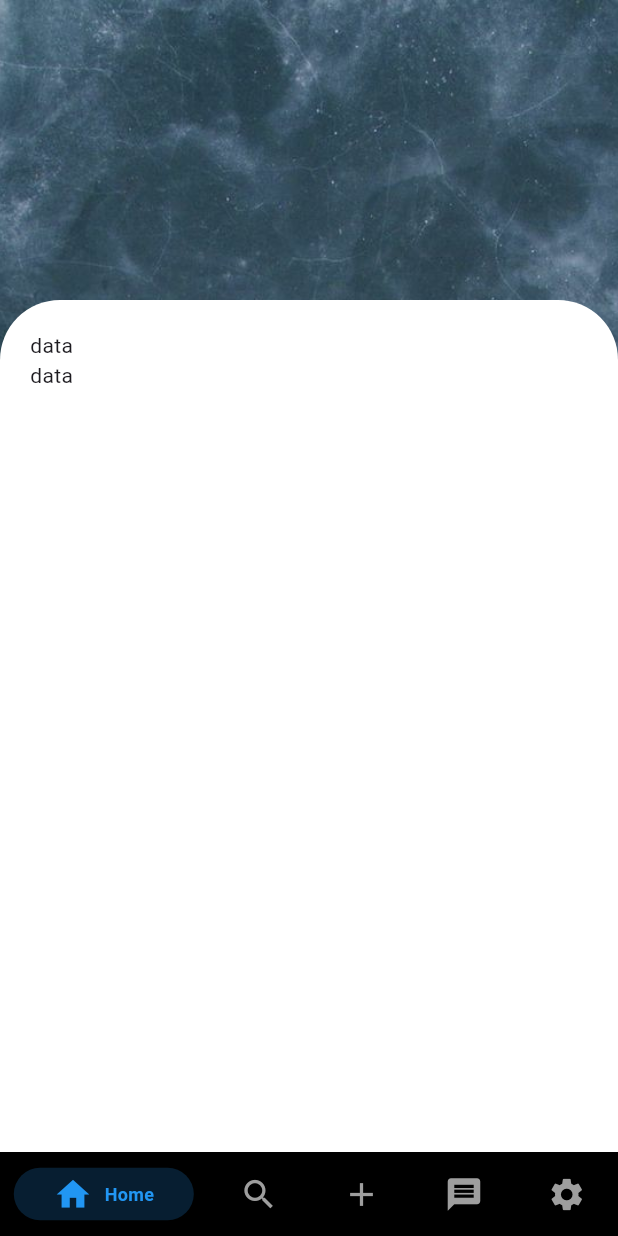
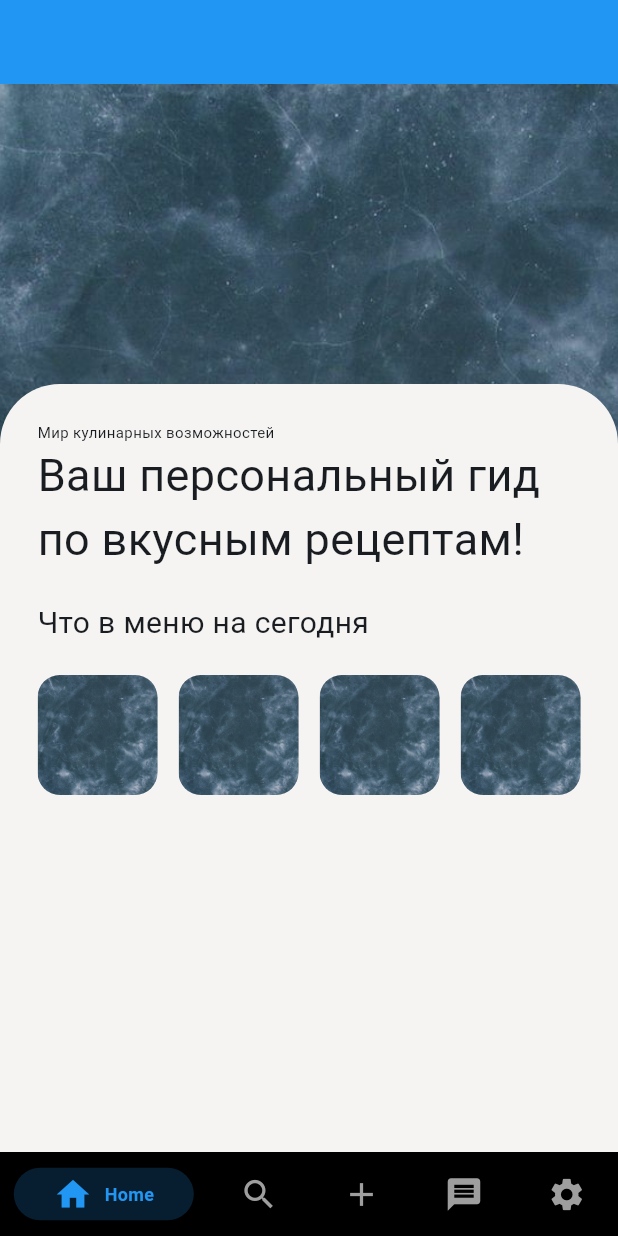
Before and after one commit to DKS170/recipe, a Flutter app: the screen it shows after launch, on a phone screen of 412 x 824 dp. Run offline on Flutter 3.47's test engine with Material 2 defaults, Android fonts, the phone set to English and light mode, and no system bars; drawn by our look-alikes of persistent_bottom_nav_bar; our stand-ins replace dio.

Commit message:
theme and style added

```diff
--- a/lib/app.dart
+++ b/lib/app.dart
@@ -2,6 +2,25 @@ import 'package:flutter/material.dart';
 import 'package:persistent_bottom_nav_bar/persistent_tab_view.dart';
 import 'package:recipe/home.dart';
 import 'package:recipe/search.dart';
+import 'package:recipe/styles/theme_style.dart';
+import 'package:provider/provider.dart';
+
+import 'providers/app_provider.dart';
+
+class App extends StatelessWidget {
+  const App({super.key});
+
+  @override
+  Widget build(BuildContext context) {
+    return MaterialApp(
+      theme: lightTheme,
+      darkTheme: darkTheme,
+      themeMode: context.watch<AppProvider>().themeMode,
+      title: 'Flutter Demo',
+      home: const MyHomePage(title: 'Flutter Demo Home Page'),
+    );
+  }
+}
 
 class MyHomePage extends StatefulWidget {
   const MyHomePage({super.key, required this.title});
--- a/lib/home.dart
+++ b/lib/home.dart
@@ -1,25 +1,17 @@
 import 'package:flutter/material.dart';
 
-import 'widgets/big_text.dart';
-
-class Home extends StatefulWidget {
-  const Home({super.key});
-
-  @override
-  State<Home> createState() => _HomeState();
-}
-
-class _HomeState extends State<Home> {
+class Home extends StatelessWidget {
+  const Home({Key? key}) : super(key: key);
   @override
   Widget build(BuildContext context) {
     return Scaffold(
+      appBar: AppBar(),
       body: SingleChildScrollView(
         child: Column(
           children: [
-            Positioned(
-              left: 0,
-              right: 0,
-              child: Container(
+            Stack(
+              children: [
+                Container(
                   width: double.maxFinite,
                   height: 1000,
                   decoration: const BoxDecoration(
@@ -28,34 +20,71 @@ class _HomeState extends State<Home> {
                       fit: BoxFit.cover,
                     ),
                   ),
+                ),
+                Positioned(
+                  top: 200,
+                  left: 0,
+                  right: 0,
+                  child: Container(
+                    height: 800,
+                    padding: EdgeInsets.all(25),
+                    decoration: BoxDecoration(
+                      color: Theme.of(context).colorScheme.onBackground,
+                      borderRadius: BorderRadius.circular(40),
+                    ),
                     child: Column(
                       crossAxisAlignment: CrossAxisAlignment.start,
                       children: [
-                    Padding(
-                      padding: EdgeInsets.only(top: 200),
-                      child: Container(
-                        width: double.maxFinite,
-                        height: 800,
-                        decoration: BoxDecoration(
-                            borderRadius: BorderRadius.circular(40),
-                            color: const Color.fromRGBO(255, 255, 255, 1)),
-                        child: Column(
-                          mainAxisAlignment: MainAxisAlignment.start,
-                          crossAxisAlignment: CrossAxisAlignment.start,
+                        Text(
+                          'Мир кулинарных возможностей',
+                          style: TextStyle(
+                            fontSize: 10,
+                          ),
+                        ),
+                        Text(
+                          'Ваш персональный гид по вкусным рецептам!',
+                          style: TextStyle(fontSize: 30),
+                        ),
+                        const SizedBox(height: 20),
+                        Text(
+                          'Что в меню на сегодня',
+                          style: TextStyle(fontSize: 20),
+                        ),
+                        const SizedBox(height: 20),
+                        Row(
+                          mainAxisAlignment: MainAxisAlignment.spaceBetween,
                           children: [
-                            Padding(
-                              padding: EdgeInsets.all(20),
-                              child: Column(
-                                children: [Text('data'), Text('data')],
+                            RoundedImageButton(
+                              imagePath: 'assets/images/home.png',
+                              onPressed: () {
+                                // Действие при нажатии на кнопку 1
+                              },
                             ),
-                            )
+                            RoundedImageButton(
+                              imagePath: 'assets/images/home.png',
+                              onPressed: () {
+                                // Действие при нажатии на кнопку 2
+                              },
+                            ),
+                            RoundedImageButton(
+                              imagePath: 'assets/images/home.png',
+                              onPressed: () {
+                                // Действие при нажатии на кнопку 3
+                              },
+                            ),
+                            RoundedImageButton(
+                              imagePath: 'assets/images/home.png',
+                              onPressed: () {
+                                // Действие при нажатии на кнопку 4
+                              },
+                            ),
+                          ],
+                        ),
                       ],
                     ),
                   ),
-                    )
+                ),
               ],
-                ),
-              ),
             ),
           ],
         ),
@@ -63,3 +92,36 @@ class _HomeState extends State<Home> {
     );
   }
 }
+
+class RoundedImageButton extends StatelessWidget {
+  final String imagePath;
+  final VoidCallback onPressed;
+
+  const RoundedImageButton({
+    required this.imagePath,
+    required this.onPressed,
+  });
+
+  @override
+  Widget build(BuildContext context) {
+    return GestureDetector(
+      onTap: onPressed,
+      child: Container(
+        width: 80,
+        height: 80,
+        decoration: BoxDecoration(
+          borderRadius: BorderRadius.circular(15),
+          color: Colors.grey.withOpacity(0.5),
+        ),
+        child: ClipRRect(
+          borderRadius: BorderRadius.circular(15),
+          child: Image.asset(
+            imagePath,
+            fit: BoxFit
+                .cover, // Задаем тип подгонки изображения под размер контейнера
+          ),
+        ),
+      ),
+    );
+  }
+}
--- a/lib/main.dart
+++ b/lib/main.dart
@@ -1,8 +1,21 @@
 import 'package:flutter/material.dart';
 import 'package:recipe/app.dart';
+import 'package:recipe/providers/app_provider.dart';
+import 'package:recipe/styles/theme_style.dart';
+import 'package:provider/provider.dart';
+
+import 'providers/counter_provider.dart';
 
 void main() {
   runApp(const MyApp());
+  runApp(MultiProvider(providers: [
+    ChangeNotifierProvider(
+      create: (context) => CounterProvider(),
+    ),
+    ChangeNotifierProvider(
+      create: (context) => AppProvider(),
+    ),
+  ], child: const App()));
 }
 
 class MyApp extends StatelessWidget {
@@ -11,10 +24,9 @@ class MyApp extends StatelessWidget {
   Widget build(BuildContext context) {
     return MaterialApp(
       title: 'Flutter Demo',
-      theme: ThemeData(
-        colorScheme: ColorScheme.fromSeed(seedColor: Colors.deepPurple),
-        useMaterial3: true,
-      ),
+      theme: lightTheme,
+      darkTheme: darkTheme,
+      themeMode: context.watch<AppProvider>().themeMode,
       home: const MyHomePage(title: 'Flutter Demo Home Page'),
     );
   }
--- /dev/null
+++ b/lib/providers/app_provider.dart
@@ -0,0 +1,10 @@
+import 'package:flutter/material.dart';
+
+class AppProvider extends ChangeNotifier {
+  ThemeMode themeMode = ThemeMode.light;
+
+  changeTherme(bool isDark) {
+    themeMode = isDark ? ThemeMode.dark : ThemeMode.light;
+    notifyListeners();
+  }
+}
--- /dev/null
+++ b/lib/styles/theme_style.dart
@@ -0,0 +1,35 @@
+import 'package:flutter/material.dart';
+
+ThemeData lightTheme = ThemeData(
+  brightness: Brightness.light,
+  useMaterial3: true,
+  textTheme: const TextTheme(
+    displayLarge: TextStyle(fontSize: 32, fontWeight: FontWeight.bold),
+    bodyLarge: TextStyle(fontSize: 18, color: Colors.black87),
+  ),
+  appBarTheme: const AppBarTheme(
+    color: Colors.blue,
+    iconTheme: IconThemeData(color: Colors.white),
+  ),
+  colorScheme: ColorScheme.fromSeed(
+      seedColor: Colors.blue,
+      background: const Color.fromARGB(255, 229, 229, 229),
+      onBackground: const Color.fromARGB(255, 245, 244, 243)),
+);
+
+ThemeData darkTheme = ThemeData(
+  textTheme: const TextTheme(
+    displayLarge: TextStyle(fontSize: 32, fontWeight: FontWeight.bold),
+    bodyLarge: TextStyle(fontSize: 28, color: Colors.black),
+  ),
+  appBarTheme: const AppBarTheme(
+    color: Colors.black87,
+    iconTheme: IconThemeData(color: Colors.white),
+  ),
+  colorScheme: ColorScheme.fromSeed(
+      seedColor: Colors.amber,
+      brightness: Brightness.dark,
+      background: Colors.black54,
+      onSurface: Colors.amber,
+      onBackground: Colors.black87),
+);
--- a/pubspec.yaml
+++ b/pubspec.yaml
@@ -8,6 +8,9 @@ environment:
 dependencies:
   flutter:
     sdk: flutter
+
+  provider: ^6.1.1
+  dio: ^5.3.3
   cupertino_icons: ^1.0.2
   persistent_bottom_nav_bar: ^5.0.2
 
```
Also changed, not shown: lib/models/category.dart (added, +22 -0 lines), lib/models/meal.dart (added, +169 -0 lines), lib/providers/counter_provider.dart (added, +55 -0 lines), lib/search.dart (+27 -0 lines), lib/services/api.dart (added, +37 -0 lines), assets/images/breakfast.png (added), assets/images/dinner.png (added), assets/images/lunch.png (added), assets/images/snack.png (added), assets/images/snack2.png (added), pubspec.lock. Lines whose indentation alone changed are shown as unchanged.
